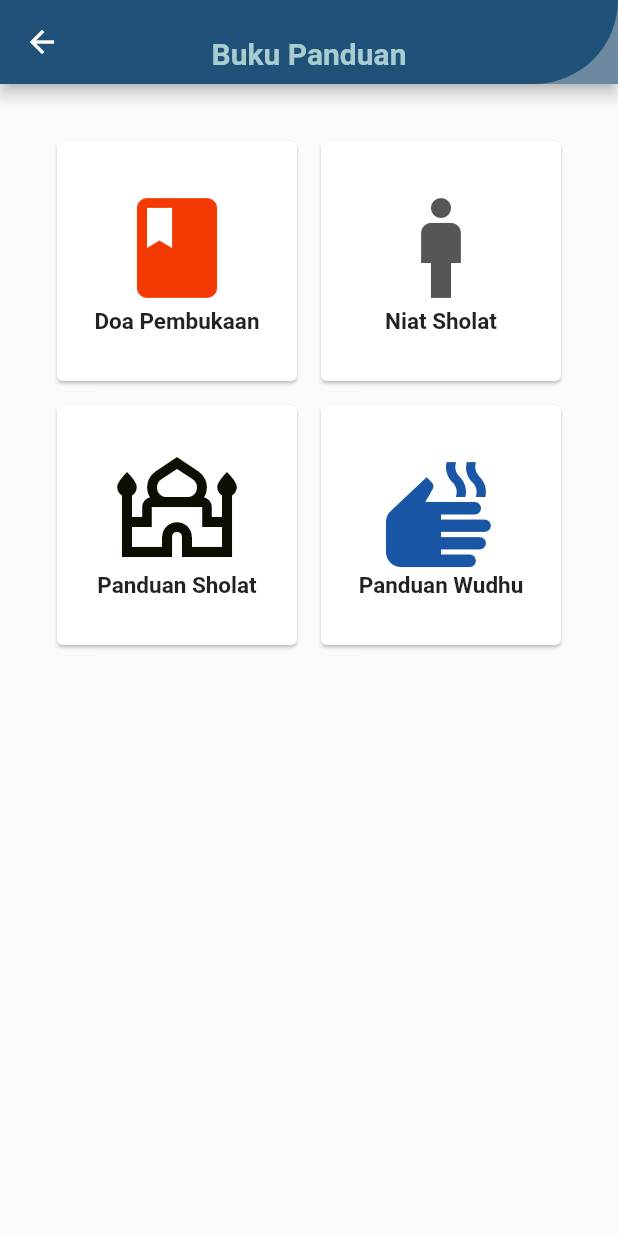
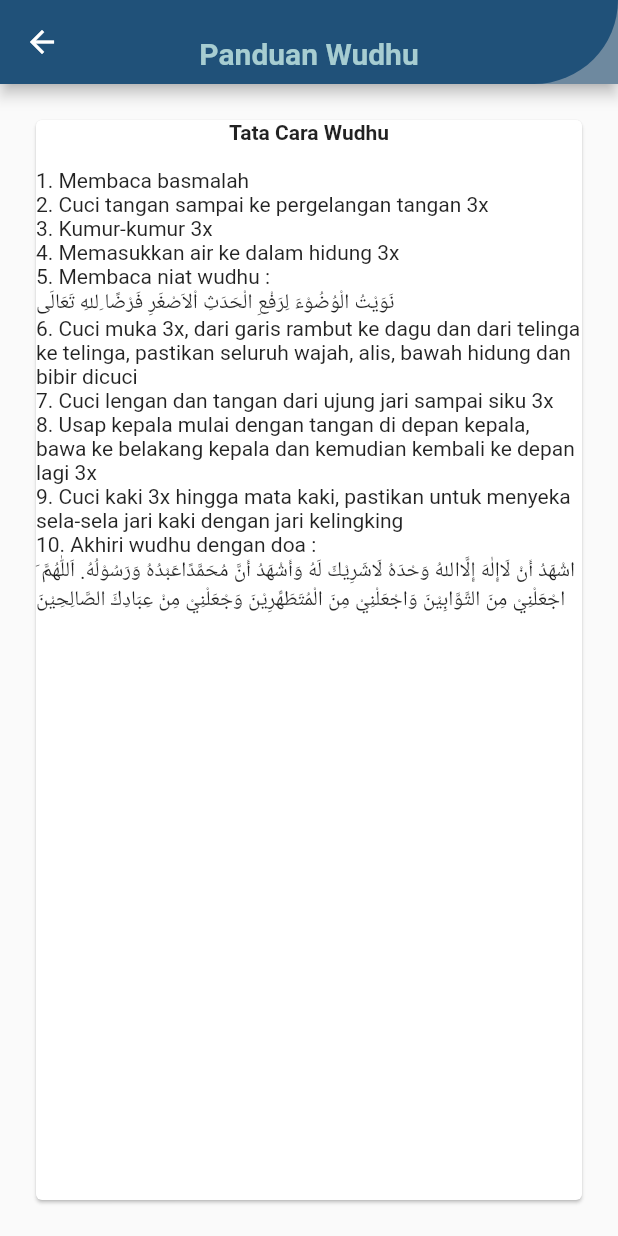
Before and after one commit to AchmadSyahh226/MyTPQ_Mobile, a Flutter app: the Mybukupanduan screen opened directly, after a tap on "Panduan Wudhu", on a phone screen of 412 x 824 dp. Run offline on Flutter 3.47's test engine with Material 2 defaults, Android fonts, the phone set to English and light mode, and no system bars; our stand-ins replace open_file, pdf.

Commit message:
tambah isi panduan wudhu

```diff
--- a/lib/bukupanduan.dart
+++ b/lib/bukupanduan.dart
@@ -157,7 +157,8 @@ class MyMenu4 extends StatelessWidget {
     return Card(
       margin: const EdgeInsets.all(8),
       child: InkWell(
-        onTap: () {},
+        onTap: () => Navigator.of(context).push(MaterialPageRoute(
+            builder: (BuildContext context) => const PanduanWudhu())),
         splashColor: Colors.blue[700],
         child: Center(
             child: Column(
@@ -400,3 +401,71 @@ class _PanduanSholatState extends State<PanduanSholat> {
         ));
   }
 }
+
+class PanduanWudhu extends StatefulWidget {
+  const PanduanWudhu({Key? key}) : super(key: key);
+
+  @override
+  State<PanduanWudhu> createState() => _PanduanWudhuState();
+}
+
+class _PanduanWudhuState extends State<PanduanWudhu> {
+  @override
+  Widget build(BuildContext context) {
+    return Scaffold(
+        appBar: AppBar(
+          backgroundColor: const Color.fromARGB(255, 110, 137, 159),
+          flexibleSpace: Container(
+            decoration: const BoxDecoration(
+                color: Color.fromARGB(255, 32, 81, 121),
+                borderRadius: BorderRadius.only(
+                  bottomRight: Radius.circular(327.0),
+                )),
+            height: 150,
+            width: double.infinity,
+            child: Column(
+              mainAxisAlignment: MainAxisAlignment.center,
+              children: const [
+                Text(""),
+                Text(
+                  'Panduan Wudhu',
+                  style: TextStyle(
+                    fontSize: 20.0,
+                    fontWeight: FontWeight.bold,
+                    color: Color.fromARGB(255, 167, 205, 209),
+                  ),
+                ),
+              ],
+            ),
+          ),
+        ),
+        body: Container(
+          padding: const EdgeInsets.all(20),
+          child: Card(
+            child: Center(
+              child: Column(
+                children: const <Widget>[
+                  Text("Tata Cara Wudhu\n",
+                      textAlign: TextAlign.center,
+                      style: TextStyle(fontWeight: FontWeight.bold)),
+                  Text(
+                      "1. Membaca basmalah\n"
+                      "2. Cuci tangan sampai ke pergelangan tangan 3x\n"
+                      "3. Kumur-kumur 3x\n"
+                      "4. Memasukkan air ke dalam hidung 3x\n"
+                      "5. Membaca niat wudhu : \n"
+                      "نَوَيْتُ الْوُضُوْءَ لِرَفْعِ الْحَدَثِ اْلاَصْغَرِ فَرْضًا ِللهِ تَعَالَى\n"
+                      "6. Cuci muka 3x, dari garis rambut ke dagu dan dari telinga ke telinga, pastikan seluruh wajah, alis, bawah hidung dan bibir dicuci\n"
+                      "7. Cuci lengan dan tangan dari ujung jari sampai siku 3x\n"
+                      "8. Usap kepala mulai dengan tangan di depan kepala, bawa ke belakang kepala dan kemudian kembali ke depan lagi 3x\n"
+                      "9. Cuci kaki 3x hingga mata kaki, pastikan untuk menyeka sela-sela jari kaki dengan jari kelingking\n"
+                      "10. Akhiri wudhu dengan doa : \n"
+                      "َ اشْهَدُ أَنْ لَاإِلٰهَ إِلَّااللهُ وَحْدَهُ لَاشَرِيْكَ لَهُ وَأَشْهَدُ أَنَّ مُحَمَّدًاعَبْدُهُ وَرَسُوْلُهُ. اَللّٰهُمَّ اجْعَلْنِيْ مِنَ التَّوَّابِيْنَ وَاجْعَلْنِيْ مِنَ الْمُتَطَهِّرِيْنَ وَجْعَلْنِيْ مِنْ عِبَادِكَ الصَّالِحِيْنَ\n",
+                      textAlign: TextAlign.left)
+                ],
+              ),
+            ),
+          ),
+        ));
+  }
+}
```
